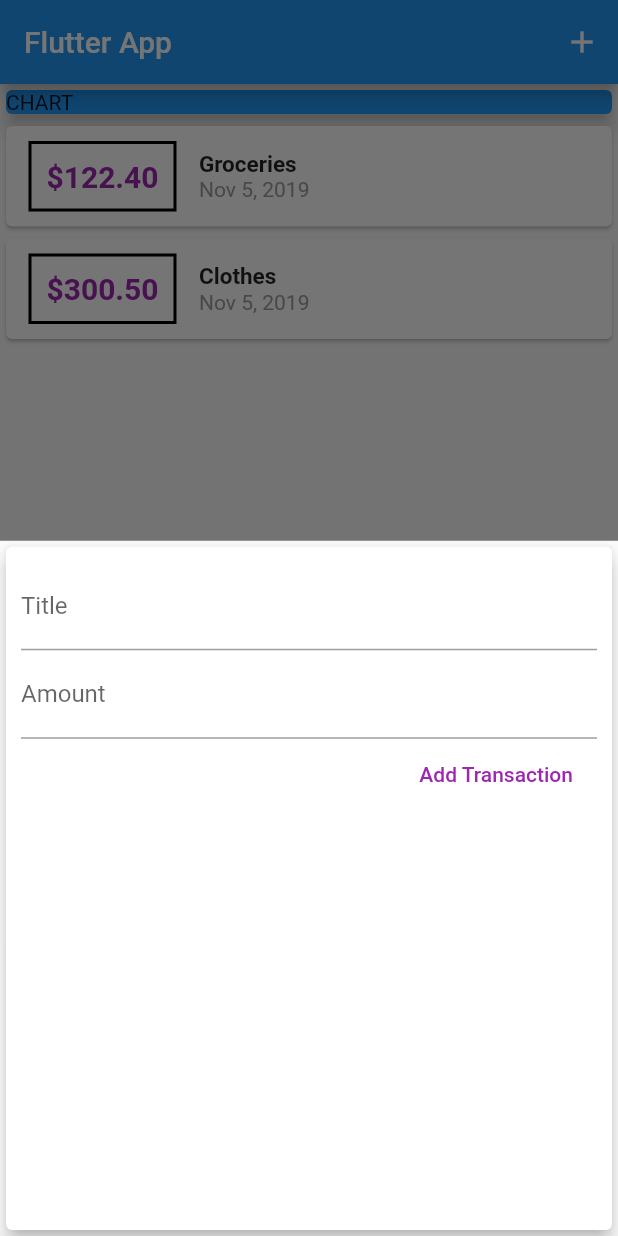
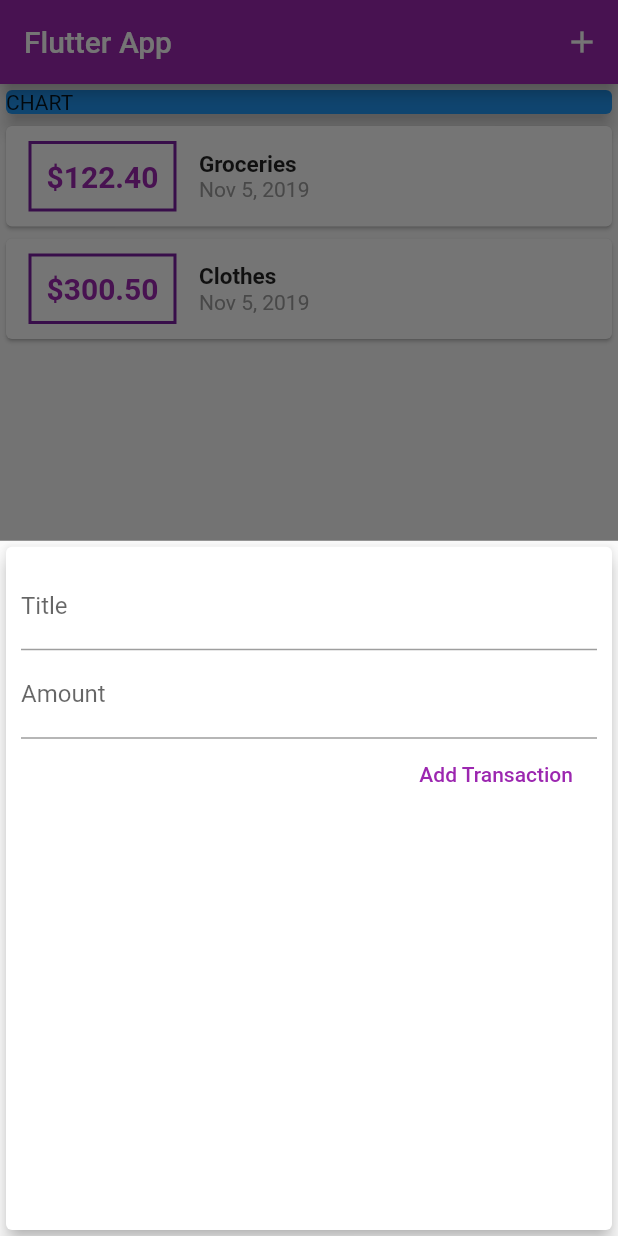
Before and after one commit to mabichuks/demo_flutter_projects, a Flutter app: the screen it shows after launch, after a tap on the "add" icon, on a phone screen of 412 x 824 dp. Run offline on Flutter 3.47's test engine with Material 2 defaults, Android fonts, the phone set to English and light mode, and no system bars.

Commit message:
update personal expense

```diff
--- a/personal_expense/lib/main.dart
+++ b/personal_expense/lib/main.dart
@@ -11,6 +11,10 @@ class MyApp extends StatelessWidget {
   Widget build(BuildContext context) {
     return MaterialApp(
       title: 'Flutter App',
+      theme: ThemeData(
+        primarySwatch: Colors.purple,
+        accentColor: Colors.amber,
+      ),
       home: MyHomePage(),
     );
   }
--- a/personal_expense/lib/widgets/new_transaction.dart
+++ b/personal_expense/lib/widgets/new_transaction.dart
@@ -52,7 +52,7 @@ class _NewTransactionState extends State<NewTransaction> {
             ),
             FlatButton(
               child: Text("Add Transaction"),
-              textColor: Colors.purple,
+              textColor: Theme.of(context).primaryColor,
               onPressed: submitData,
             )
           ],
--- a/personal_expense/lib/widgets/transaction_list.dart
+++ b/personal_expense/lib/widgets/transaction_list.dart
@@ -25,10 +25,11 @@ class TransactionList extends StatelessWidget {
                         style: TextStyle(
                             fontWeight: FontWeight.bold,
                             fontSize: 20,
-                            color: Colors.purple),
+                            color: Theme.of(context).primaryColor),
                       ),
                       decoration: BoxDecoration(
-                        border: Border.all(color: Colors.black, width: 2),
+                        border: Border.all(color: Theme.of(context).primaryColorDark, width: 2),
+
                       ),
                       padding: EdgeInsets.all(10),
                     ),
```
Also changed, not shown: personal_expense/assets/fonts/fonts/OpenSans-Bold.ttf (added), personal_expense/assets/fonts/fonts/OpenSans-Regular.ttf (added), personal_expense/assets/fonts/fonts/Quicksand-Bold.ttf (added), personal_expense/assets/fonts/fonts/Quicksand-Light.ttf (added), personal_expense/assets/fonts/fonts/Quicksand-Medium.ttf (added), personal_expense/assets/fonts/fonts/Quicksand-Regular.ttf (added).
